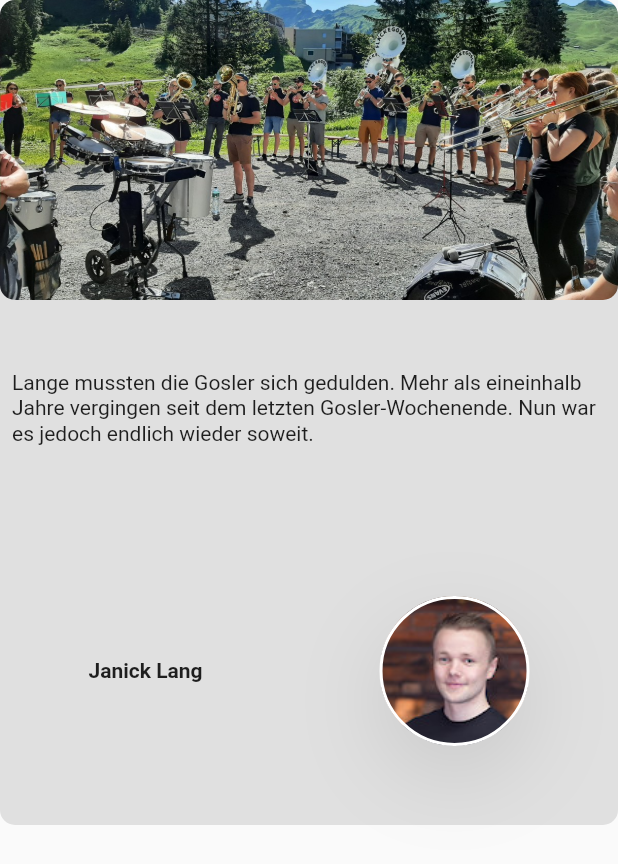
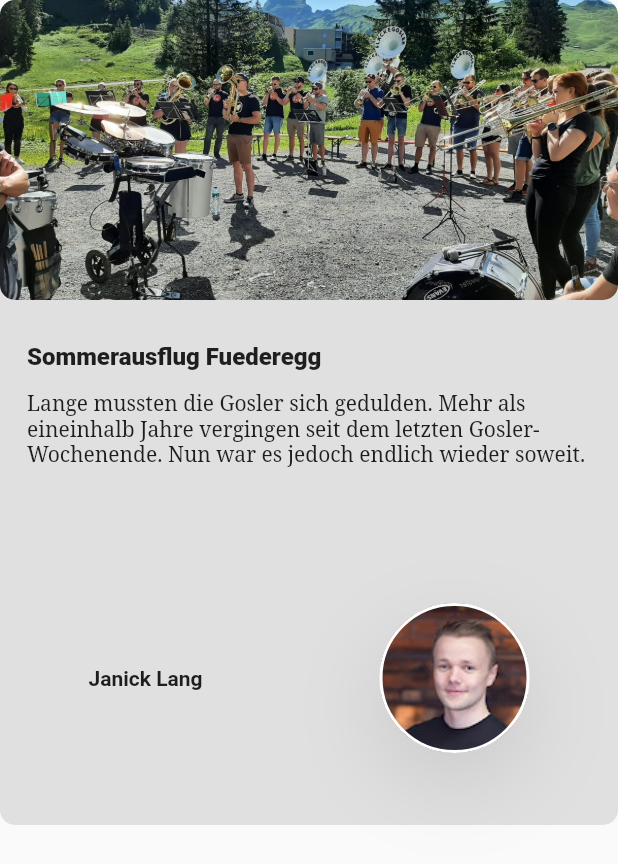
Before and after one commit to flaeckegosler/website_frontend, a Flutter app: the NewsCard widget shown alone on an empty page, opened directly with empty values, on a phone screen of 412 x 824 dp. Shown: the top 864 px of the screen. Run offline on Flutter 3.47's test engine with Material 2 defaults, Android fonts, the phone set to English and light mode, and no system bars; drawn by our look-alikes of flutter_html; our stand-ins replace google_fonts, velocity_x; statements that could not run were skipped.

Commit message:
#9: Small adjustments at news section

```diff
--- a/lib/sections/news/components/news_card.dart
+++ b/lib/sections/news/components/news_card.dart
@@ -75,8 +75,34 @@ class _NewsCardState extends State<NewsCard> {
                           fit: BoxFit.cover),
                     ),
                   ),
-                  Html(
-                    data: _newsProvider.allNews[widget.index].newsIntroText,
+                  Column(
+                    //This column is used to reduce space between title and intro text
+                    children: [
+                      Align(
+                        alignment: Alignment.topLeft,
+                        child: Container(
+                          padding: const EdgeInsets.only(left: 18, right: 18),
+                          child: Text(
+                            _newsProvider.allNews[widget.index].newsTitle,
+                            style: const TextStyle(
+                                fontWeight: FontWeight.w800, fontSize: 16),
+                          ),
+                        ),
+                      ),
+                      Html(
+                        data: _newsProvider.allNews[widget.index].newsIntroText,
+                        style: {
+                          "p": Style(
+                            fontFamily: 'serif',
+                            padding: const EdgeInsets.only(
+                              left: 10,
+                              right: 10,
+                            ),
+                            fontSize: FontSize.em(1),
+                          ),
+                        },
+                      ),
+                    ],
                   ),
                   const SizedBox(height: 20),
                   Row(
--- a/lib/sections/news/news_section.dart
+++ b/lib/sections/news/news_section.dart
@@ -64,7 +64,7 @@ class _NewsSectionState extends State<NewsSection>
     fetchNewsList();
     _animationController =
         AnimationController(duration: Duration(seconds: 1), vsync: this);
-    _animation = IntTween(begin: 0, end: 3600).animate(_animationController);
+    _animation = IntTween(begin: 0, end: 2400).animate(_animationController);
     _animation.addListener(() => setState(() {}));
   }
 
@@ -87,6 +87,9 @@ class _NewsSectionState extends State<NewsSection>
               newsWidget(1),
               newsWidget(2),
             ],
+          ),
+          const SizedBox(
+            height: 40,
           ),
         ],
       ),
@@ -156,7 +159,7 @@ class _NewsSectionState extends State<NewsSection>
       child: Row(
         children: [
           Expanded(
-            flex: 1800,
+            flex: 1200,
             child: Stack(
               children: [
                 Column(
```
